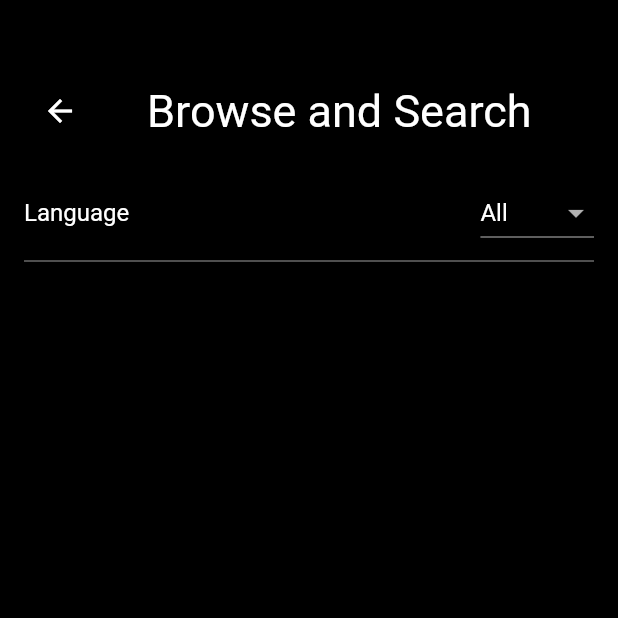
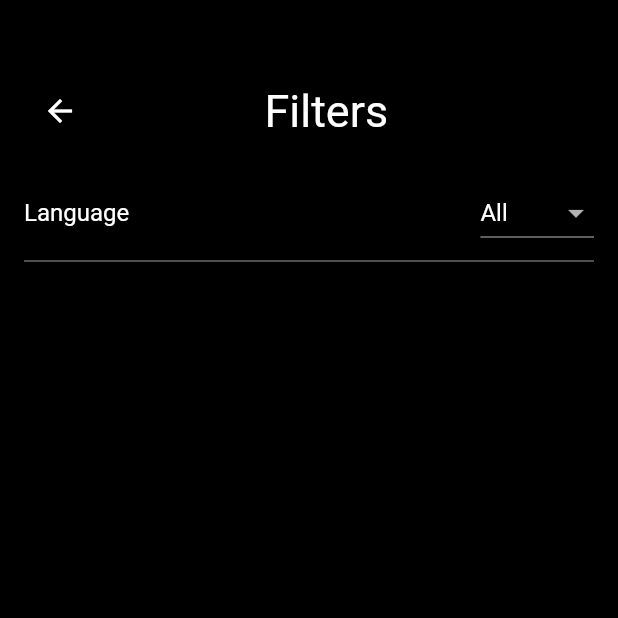
Before and after one commit to WeebNetsu/nclientv3, a Flutter app: the SettingsView screen opened by its route, after a tap on the "arrow forward" icon, on a phone screen of 412 x 824 dp, the top half of it. Run offline on Flutter 3.47's test engine with Material 2 defaults, Android fonts, the phone set to English and light mode, and no system bars; our stand-ins replace flutter_keyboard_visibility, lazy_load_scrollview, random_string, webview_flutter; missing offline and left inert: nhentai, observe_internet_connectivity, webview_cookie_manager; statements that could not run were skipped.

Commit message:
Implemented book language enum

```diff
--- a/lib/models/user_preferences.dart
+++ b/lib/models/user_preferences.dart
@@ -5,12 +5,51 @@ import 'package:flutter/material.dart';
 import 'package:nclientv3/utils/utils.dart';
 import 'package:nhentai/nhentai.dart' as nh;
 
+/// All book languages, name and ID
+///
+/// Their IDs are what have been returned when asking the API
+enum BookLanguage {
+  all, // 0
+  english, // 12227
+}
+
+/// This will give each language its unique ID
+extension BookLanguageExtension on BookLanguage {
+  String get name {
+    switch (this) {
+      case BookLanguage.english:
+        return 'english';
+      default:
+        return 'all';
+    }
+  }
+
+  int get id {
+    switch (this) {
+      case BookLanguage.english:
+        return 12227;
+      default:
+        return 0;
+    }
+  }
+
+  /// Get a language by its ID, if not found, it will return `BookLanguage.all`
+  BookLanguage getLanguageById(int id) {
+    for (final lang in BookLanguage.values) {
+      if (lang.id == id) return lang;
+    }
+
+    return BookLanguage.all;
+  }
+}
+
 class UserPreferencesModel {
   static const saveFileName = "user_preferences.json";
 
   /// User agent provided by the webview
+  // bool hideNsfw = false;
   nh.SearchSort sort = nh.SearchSort.popularWeek;
-//   bool hideNsfw = false;
+  BookLanguage language = BookLanguage.all;
 
   Future<bool> saveToFileData() async {
     Directory? appDir = await getAppDir();
@@ -20,6 +59,7 @@ class UserPreferencesModel {
     try {
       final encodedData = jsonEncode({
         "sort": sort.toString(),
+        "language": language.id,
         // "hideNsfw": hideNsfw,
       });
 
@@ -70,6 +110,15 @@ class UserPreferencesModel {
       sort = nh.SearchSort.popularWeek;
     }
 
+    final int? languageData = userDataJson['language'];
+
+    for (final lang in BookLanguage.values) {
+      if (lang.id == languageData) {
+        language = lang;
+        break;
+      }
+    }
+
     // not decoding it will leave quotes in the string
     // final bool? hideNsfwData = userDataJson['hideNsfw'];
     // hideNsfw = hideNsfwData == true ? true : false;
--- a/lib/routes.dart
+++ b/lib/routes.dart
@@ -9,7 +9,7 @@ Map<String, Widget Function(BuildContext)> routes = {
   "/read": (context) => const ReadBookView(),
   "/search": (context) => const SearchView(),
   '/settings': (context) => const SettingsView(),
-  '/settings/browse-and-search': (context) => const SettingsBrowseAndSearchView(),
   '/settings/donate': (context) => const SettingsDonateView(),
+  '/settings/filters': (context) => const SettingsFiltersView(),
   '/settings/storage': (context) => const SettingsStorageView(),
 };
--- a/lib/views/settings/settings_view.dart
+++ b/lib/views/settings/settings_view.dart
@@ -73,8 +73,8 @@ class _SettingsViewState extends State<SettingsView> {
               ),
             ), */
             ArrowRowButton(
-              text: "Browse and Search",
-              onPressed: () => Navigator.pushNamed(context, "/settings/browse-and-search"),
+              text: "Filters",
+              onPressed: () => Navigator.pushNamed(context, "/settings/filters"),
             ),
             ArrowRowButton(
               text: "Storage",
--- a/lib/views/settings_browse_and_search/settings_browse_and_search.dart
+++ /dev/null
@@ -1,64 +0,0 @@
-import 'package:flutter/material.dart';
-import 'package:nclientv3/utils/utils.dart';
-import 'package:nclientv3/widgets/widgets.dart';
-
-class SettingsBrowseAndSearchView extends StatefulWidget {
-  const SettingsBrowseAndSearchView({super.key});
-
-  // this is so we can easily call the route
-  // to this component from other files
-  static route() => MaterialPageRoute(
-        builder: (context) => const SettingsBrowseAndSearchView(),
-      );
-
-  @override
-  State<SettingsBrowseAndSearchView> createState() => _SettingsBrowseAndSearchViewState();
-}
-
-class _SettingsBrowseAndSearchViewState extends State<SettingsBrowseAndSearchView> {
-  final List<String> _languageOptions = [
-    "all",
-    "english",
-  ];
-  String? _selectedOption;
-
-  @override
-  void initState() {
-    super.initState();
-  }
-
-  @override
-  Widget build(BuildContext context) {
-    return Scaffold(
-      body: Padding(
-        padding: const EdgeInsets.symmetric(horizontal: 16),
-        child: Column(
-          children: [
-            const PageTitleDisplay(title: "Browse and Search"),
-            Row(
-              mainAxisAlignment: MainAxisAlignment.spaceBetween,
-              children: [
-                Text("Language"),
-                DropdownButton<String>(
-                  value: _selectedOption ?? _languageOptions.first,
-                  onChanged: (String? newValue) {
-                    setState(() {
-                      _selectedOption = newValue ?? _languageOptions.first;
-                    });
-                  },
-                  items: _languageOptions.map<DropdownMenuItem<String>>((String value) {
-                    return DropdownMenuItem<String>(
-                      value: value,
-                      child: Text(capitalizeFirstLetter(value)),
-                    );
-                  }).toList(),
-                ),
-              ],
-            ),
-            Divider(color: Colors.grey[500]),
-          ],
-        ),
-      ),
-    );
-  }
-}
--- /dev/null
+++ b/lib/views/settings_filters/settings_filters.dart
@@ -0,0 +1,79 @@
+import 'package:flutter/material.dart';
+import 'package:nclientv3/models/models.dart';
+import 'package:nclientv3/utils/utils.dart';
+import 'package:nclientv3/widgets/widgets.dart';
+
+class SettingsFiltersView extends StatefulWidget {
+  const SettingsFiltersView({super.key});
+
+  // this is so we can easily call the route
+  // to this component from other files
+  static route() => MaterialPageRoute(
+        builder: (context) => const SettingsFiltersView(),
+      );
+
+  @override
+  State<SettingsFiltersView> createState() => _SettingsFiltersViewState();
+}
+
+class _SettingsFiltersViewState extends State<SettingsFiltersView> {
+  final _userPreferences = UserPreferencesModel();
+
+  String? _selectedOption;
+  bool _loading = true;
+
+  @override
+  void initState() {
+    super.initState();
+
+    _userPreferences.loadDataFromFile().then(
+          (value) => {
+            setState(() {
+              _loading = false;
+            })
+          },
+        );
+  }
+
+  @override
+  Widget build(BuildContext context) {
+    if (_loading) {
+      return const Center(child: CircularProgressIndicator());
+    }
+
+    return Scaffold(
+      body: Padding(
+        padding: const EdgeInsets.symmetric(horizontal: 16),
+        child: Column(
+          children: [
+            const PageTitleDisplay(title: "Filters"),
+            Row(
+              mainAxisAlignment: MainAxisAlignment.spaceBetween,
+              children: [
+                const Text("Language"),
+                DropdownButton<BookLanguage>(
+                  value: _userPreferences.language,
+                  onChanged: (BookLanguage? newValue) {
+                    setState(() {
+                      if (newValue != null) {
+                        _userPreferences.language = newValue;
+                        _userPreferences.saveToFileData();
+                      }
+                    });
+                  },
+                  items: BookLanguage.values.map<DropdownMenuItem<BookLanguage>>((BookLanguage value) {
+                    return DropdownMenuItem<BookLanguage>(
+                      value: value,
+                      child: Text(capitalizeFirstLetter(value.name)),
+                    );
+                  }).toList(),
+                ),
+              ],
+            ),
+            Divider(color: Colors.grey[500]),
+          ],
+        ),
+      ),
+    );
+  }
+}
--- a/lib/views/views.dart
+++ b/lib/views/views.dart
@@ -5,6 +5,6 @@ export './not_a_robot_check/not_a_robot_check.dart';
 export './read_book/read_book_view.dart';
 export './search/search_view.dart';
 export './settings/settings_view.dart';
-export './settings_browse_and_search/settings_browse_and_search.dart';
 export './settings_donate/settings_donate_view.dart';
+export './settings_filters/settings_filters.dart';
 export './settings_storage/settings_storage_view.dart';
```
